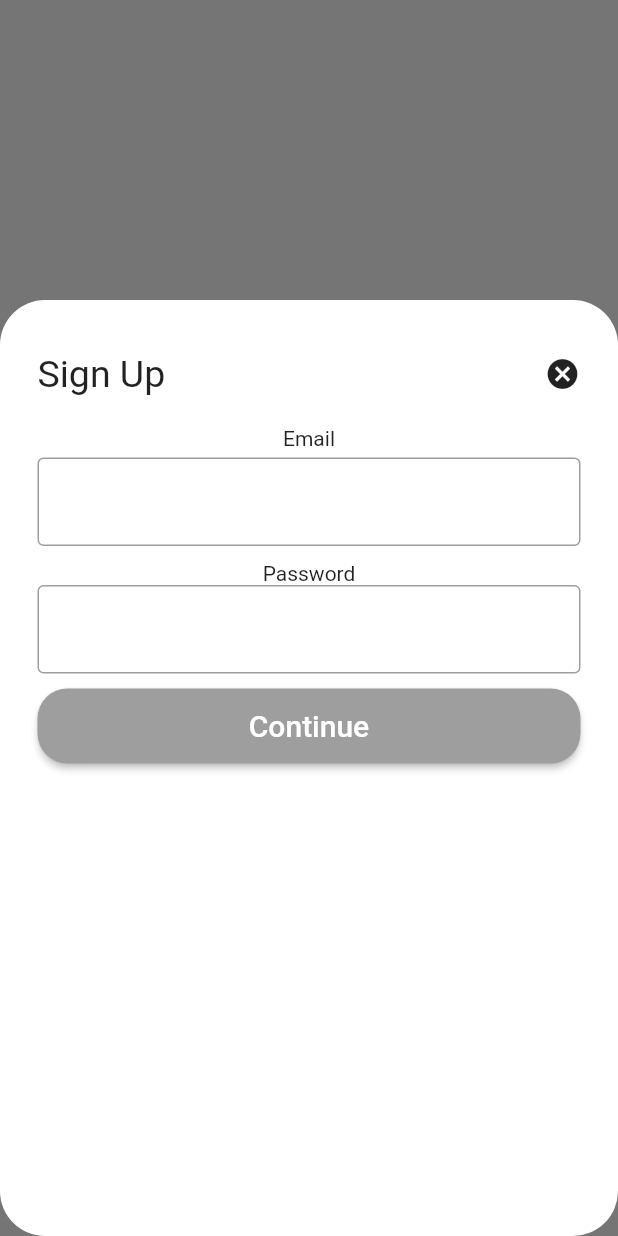
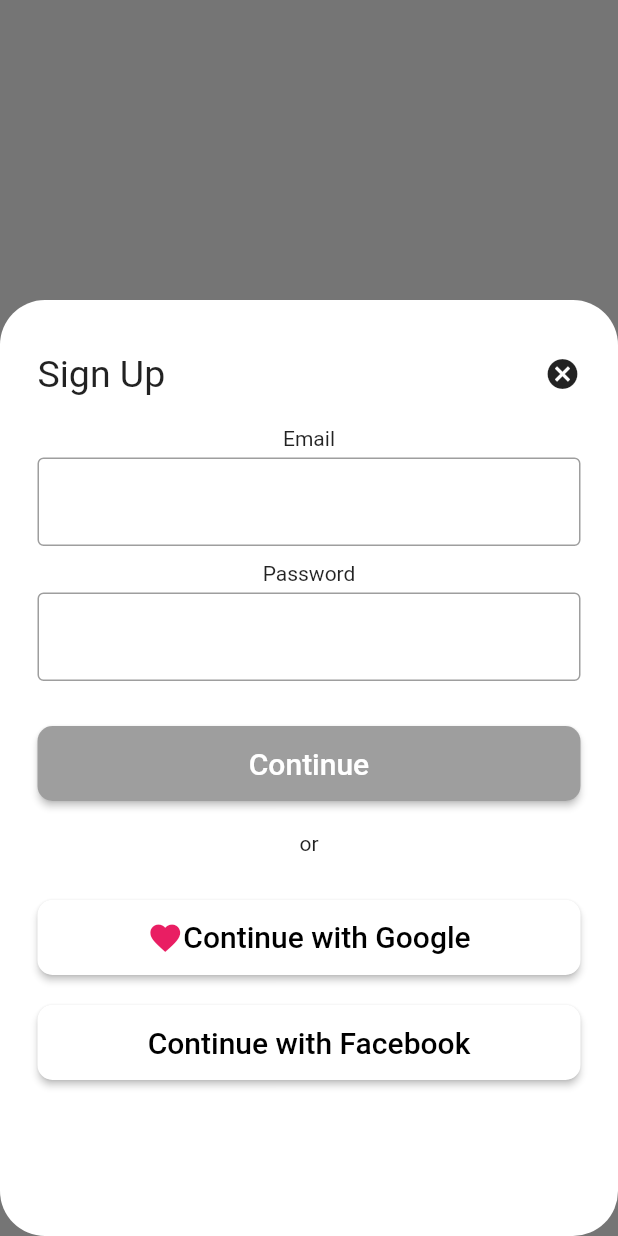
Before and after one commit to Dapo-dan/insight_timer_ui, a Flutter app: the SignUpScreen screen opened directly, after a tap on "Continue", on a phone screen of 412 x 824 dp. Run offline on Flutter 3.47's test engine with Material 2 defaults, Android fonts, the phone set to English and light mode, and no system bars.

Commit message:
SignUp screen

```diff
--- a/lib/Screens/signUpScreen.dart
+++ b/lib/Screens/signUpScreen.dart
@@ -44,7 +44,7 @@
                 const TextField(
                   obscureText: true,
                   decoration: InputDecoration(
-                    fillColor: Colors.white,
+                    fillColor: Colors.grey,
                     border: OutlineInputBorder(),
                   ),
                 ),
@@ -52,14 +52,18 @@
                   height: 10,
                 ),
                 const Text('Password'),
+                const SizedBox(
+                  height: 5,
+                ),
                 const TextField(
                   obscureText: true,
                   decoration: InputDecoration(
+                    fillColor: Colors.grey,
                     border: OutlineInputBorder(),
                   ),
                 ),
                 const SizedBox(
-                  height: 10,
+                  height: 30,
                 ),
                 ElevatedButton(
                     child: const Text(
@@ -68,10 +72,89 @@
                     ),
                     style: ElevatedButton.styleFrom(
                       padding: const EdgeInsets.fromLTRB(40, 10, 40, 10),
-                      minimumSize: const Size(400, 50),
+                      minimumSize: const Size(430, 50),
                       shape: RoundedRectangleBorder(
-                          borderRadius: BorderRadius.circular(20)),
+                          borderRadius: BorderRadius.circular(10)),
                       primary: Colors.grey,
+                      onSurface: Colors.grey,
+                    ),
+                    onPressed: () {
+                      Navigator.push(
+                        context,
+                        MaterialPageRoute(
+                            builder: (context) => const SignUpScreen()),
+                      );
+                    }),
+                const SizedBox(
+                  height: 20,
+                ),
+                Row(
+                  crossAxisAlignment: CrossAxisAlignment.center,
+                  mainAxisAlignment: MainAxisAlignment.center,
+                  children: const [
+                    Divider(
+                      thickness: 1,
+                      color: Colors.grey,
+                    ),
+                    SizedBox(
+                      width: 5,
+                    ),
+                    Text('or'),
+                    SizedBox(width: 5),
+                    Divider(
+                      thickness: 5,
+                      height: 10,
+                      color: Colors.grey,
+                    ),
+                  ],
+                ),
+                const SizedBox(
+                  height: 30,
+                ),
+                ElevatedButton(
+                    child: Wrap(
+                      children: const [
+                        Icon(
+                          Icons.favorite,
+                          color: Colors.pink,
+                          size: 24.0,
+                        ),
+                        Spacer(),
+                        Text(
+                          "Continue with Google",
+                          style: TextStyle(fontSize: 20, color: Colors.black),
+                        ),
+                      ],
+                    ),
+                    style: ElevatedButton.styleFrom(
+                      padding: const EdgeInsets.fromLTRB(40, 10, 40, 10),
+                      minimumSize: const Size(430, 50),
+                      shape: RoundedRectangleBorder(
+                          borderRadius: BorderRadius.circular(10)),
+                      primary: Colors.white,
+                      onSurface: Colors.grey,
+                    ),
+                    onPressed: () {
+                      Navigator.push(
+                        context,
+                        MaterialPageRoute(
+                            builder: (context) => const SignUpScreen()),
+                      );
+                    }),
+                const SizedBox(
+                  height: 20,
+                ),
+                ElevatedButton(
+                    child: const Text(
+                      "Continue with Facebook",
+                      style: TextStyle(fontSize: 20, color: Colors.black),
+                    ),
+                    style: ElevatedButton.styleFrom(
+                      padding: const EdgeInsets.fromLTRB(40, 10, 40, 10),
+                      minimumSize: const Size(430, 50),
+                      shape: RoundedRectangleBorder(
+                          borderRadius: BorderRadius.circular(10)),
+                      primary: Colors.white,
                       onSurface: Colors.grey,
                     ),
                     onPressed: () {
--- a/lib/Screens/welcomeScreen.dart
+++ b/lib/Screens/welcomeScreen.dart
@@ -68,7 +68,7 @@
                 padding: const EdgeInsets.fromLTRB(40, 10, 40, 10),
                 minimumSize: const Size(400, 50),
                 shape: RoundedRectangleBorder(
-                    borderRadius: BorderRadius.circular(20)),
+                    borderRadius: BorderRadius.circular(10)),
                 primary: Colors.white,
                 onSurface: Colors.grey,
               ),
```
